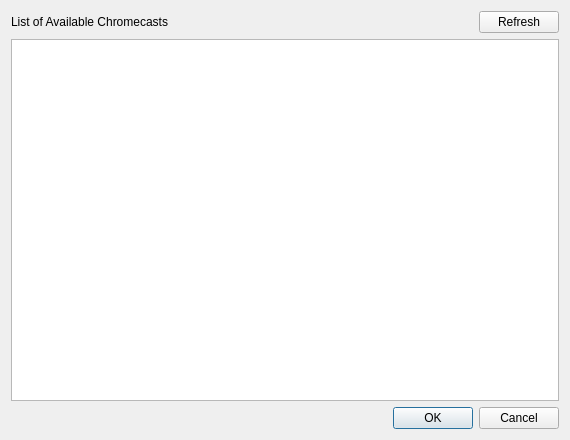
Qt form modules/gui/qt4/ui/chromecast.ui (robUx4/vlc) before a commit.
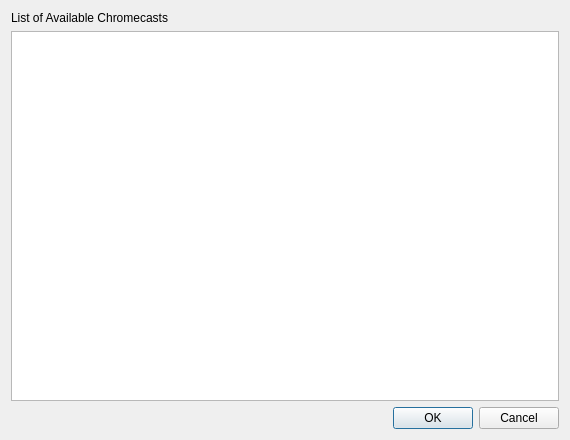
The same form after that commit.

Commit message: qt4:chromecast: cleaning

The edit to the form file:
```diff
--- a/modules/gui/qt4/ui/chromecast.ui
+++ b/modules/gui/qt4/ui/chromecast.ui
@@ -15,28 +15,11 @@
   </property>
   <layout class="QVBoxLayout" name="verticalLayout_2">
    <item>
-    <layout class="QHBoxLayout" name="horizontalLayout">
-     <item>
       <widget class="QLabel" name="label">
        <property name="text">
         <string>List of Available Chromecasts</string>
        </property>
       </widget>
-     </item>
-     <item>
-      <widget class="QPushButton" name="refreshButton">
-       <property name="sizePolicy">
-        <sizepolicy hsizetype="Maximum" vsizetype="Fixed">
-         <horstretch>0</horstretch>
-         <verstretch>0</verstretch>
-        </sizepolicy>
-       </property>
-       <property name="text">
-        <string>Refresh</string>
-       </property>
-      </widget>
-     </item>
-    </layout>
    </item>
    <item>
     <widget class="QListWidget" name="receiversListWidget">
```
Lines whose indentation alone changed are shown as unchanged. The commit also changes 2 other files.
